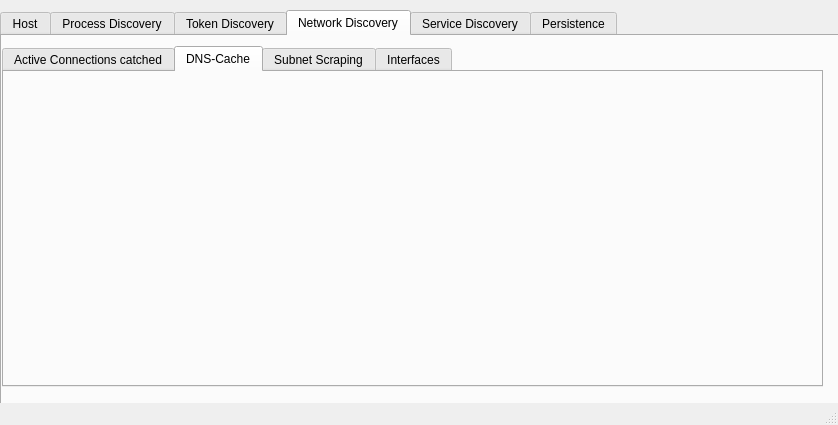
This is mainwindow.ui in KernelPhantom-010/blue-bear-Red-Teaming-Host-Recon-Tool as Qt 5 draws it before an edit. The edited form follows.
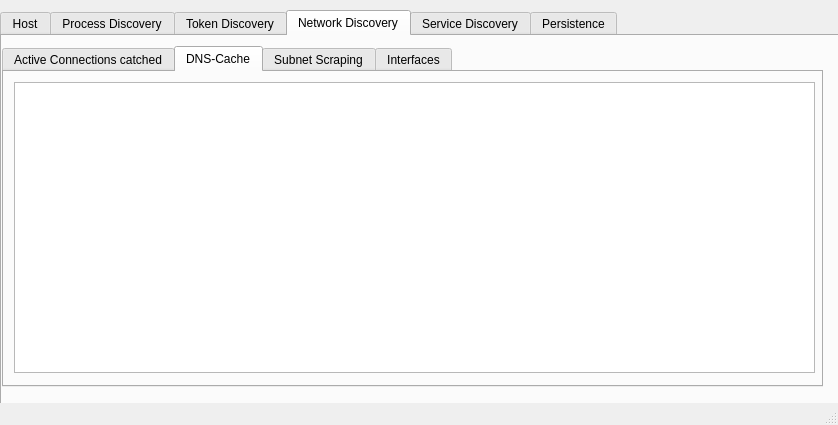
This is the edited form. The open tabs and pages were chosen to show the change.

The edit to the form file:
```diff
--- a/mainwindow.ui
+++ b/mainwindow.ui
@@ -323,6 +323,16 @@
        <attribute name="title">
         <string>DNS-Cache</string>
        </attribute>
+       <widget class="QPlainTextEdit" name="plainTextEdit">
+        <property name="geometry">
+         <rect>
+          <x>10</x>
+          <y>10</y>
+          <width>801</width>
+          <height>291</height>
+         </rect>
+        </property>
+       </widget>
       </widget>
       <widget class="QWidget" name="tab_9">
        <attribute name="title">
```
Left out of the diff: 2 changed lines with no effect on the pictures.
